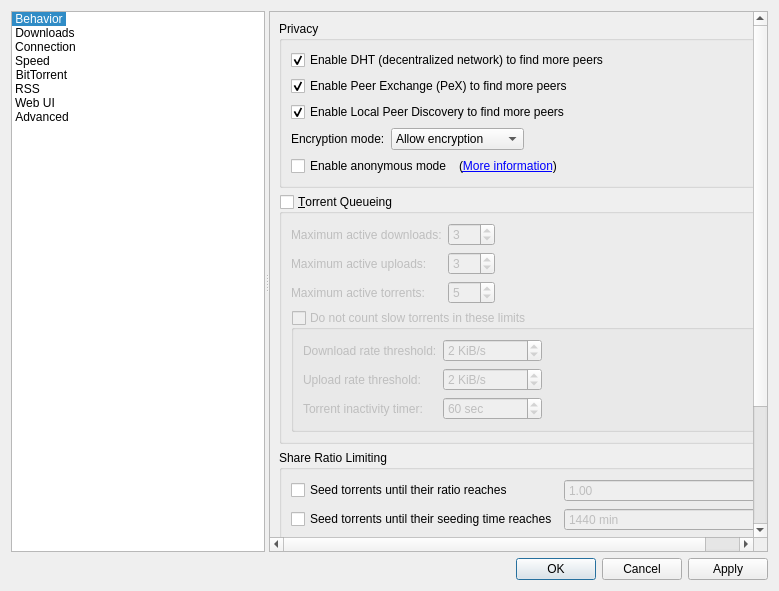
SysAdminDoc/qBittorrent-Vanced, file src/gui/optionsdialog.ui: the form before one commit.
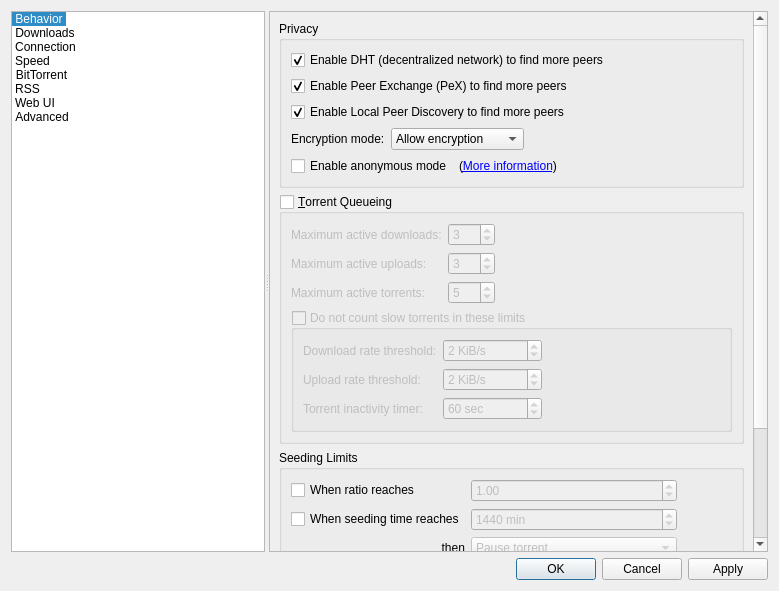
The form after the commit. The open tabs and pages were chosen to show the change. Custom widgets are drawn as their Qt base class.

Commit message: Rename share ratio limiting options

```diff
--- a/src/gui/optionsdialog.ui
+++ b/src/gui/optionsdialog.ui
@@ -2442,7 +2442,7 @@
             <item>
              <widget class="QGroupBox" name="ratioBox">
               <property name="title">
-               <string>Share Ratio Limiting</string>
+               <string>Seeding Limits</string>
               </property>
               <layout class="QGridLayout" name="gridLayout_91">
                <item row="2" column="1">
@@ -2464,7 +2464,7 @@
                <item row="2" column="0">
                 <widget class="QCheckBox" name="checkMaxSeedingMinutes">
                  <property name="text">
-                  <string>Seed torrents until their seeding time reaches</string>
+                  <string>When seeding time reaches</string>
                  </property>
                 </widget>
                </item>
@@ -2508,7 +2508,7 @@
                <item row="1" column="0">
                 <widget class="QCheckBox" name="checkMaxRatio">
                  <property name="text">
-                  <string>Seed torrents until their ratio reaches</string>
+                  <string>When ratio reaches</string>
                  </property>
                 </widget>
                </item>
```
Left out of the diff: 2 changed lines with no effect on the pictures. The commit also changes 1 other file.
